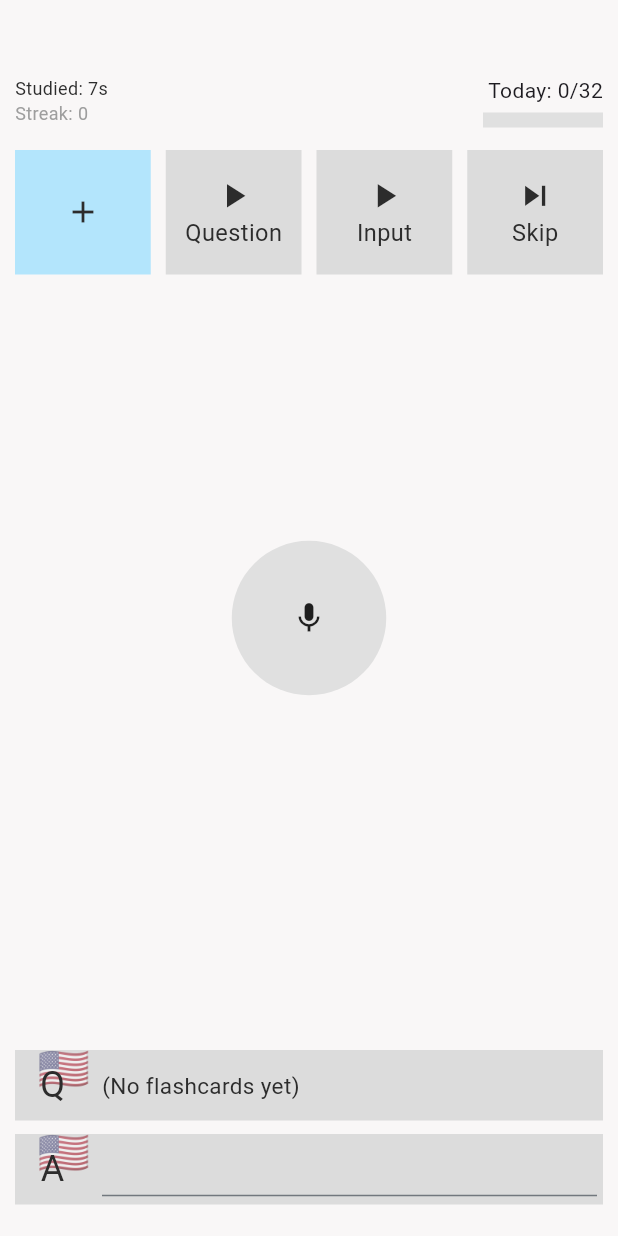
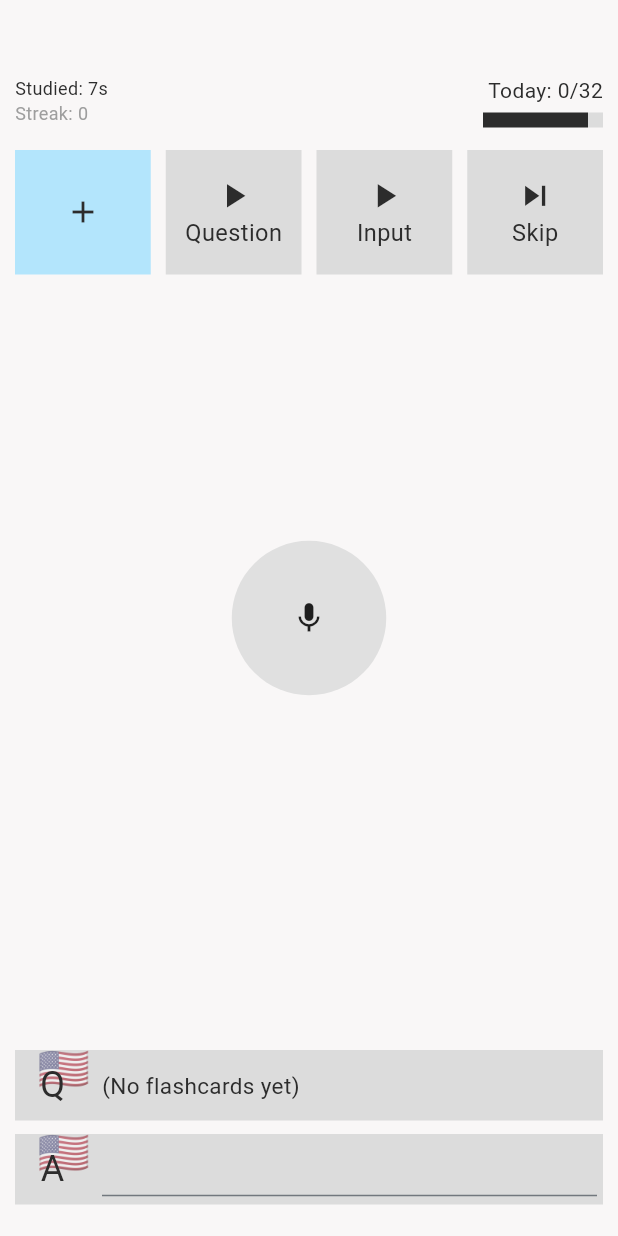
Before and after one commit to davidd647/speaking_flashcards, a Flutter app: the screen it shows after launch, on a phone screen of 412 x 824 dp. Run offline on Flutter 3.47's test engine with Material 3 defaults, Android fonts, the phone set to English and light mode, and no system bars; our stand-ins replace audioplayers, fl_chart, flutter_tts, fluttertoast, google_fonts, shared_preferences and 2 more; accounts and stored records are empty; Roboto replaces fonts that are missing (Ubuntu).

Commit message:
updated status bar code to look nicer

```diff
--- a/lib/screens/study_session.dart
+++ b/lib/screens/study_session.dart
@@ -150,18 +150,30 @@ class _StudySessionState extends State<StudySession> {
               ),
             ),
 
-            const Positioned(
+            Positioned(
               right: 10,
               top: 50,
-              child: Text('Today: 0/32'),
+              child: Text(
+                'Today: 0/32',
+                style: TextStyle(color: fgColor),
+              ),
+            ),
+            Positioned(
+              right: 20,
+              top: 75,
+              child: Container(
+                width: 70,
+                height: 10,
+                color: fgColor,
+              ),
             ),
             Positioned(
               right: 10,
               top: 75,
               child: Container(
-                width: 80,
+                width: 10,
                 height: 10,
-                color: Colors.grey[300],
+                color: containerColor,
               ),
             ),
             Positioned(
```
